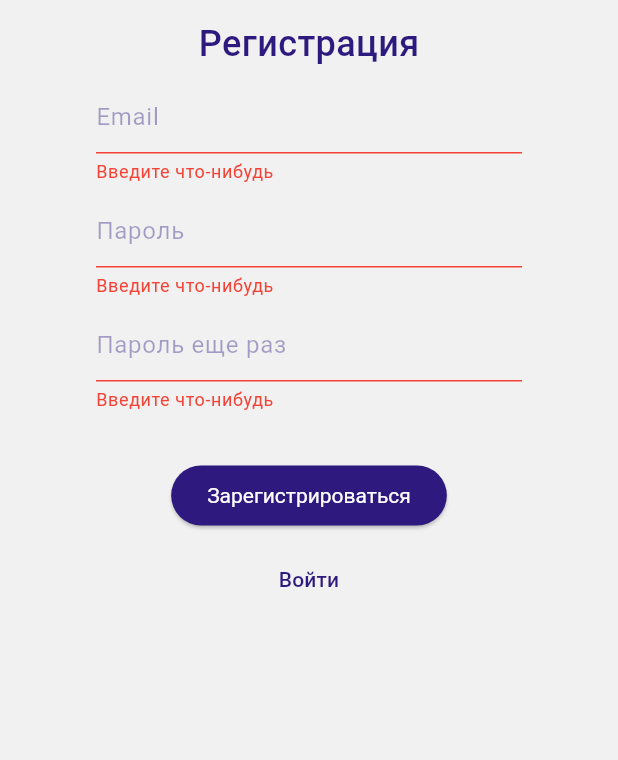
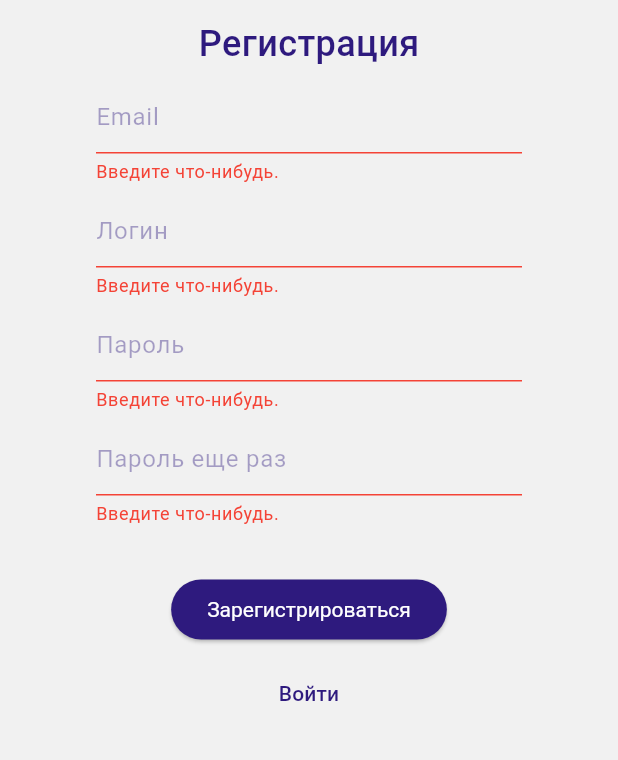
Before and after one commit to Lulu-fw01/guides-project, a Flutter app: the screen it shows after launch, after a tap on "Зарегистрироваться", on a phone screen of 412 x 824 dp, the part 121-881 px from its top. Run offline on Flutter 3.47's test engine with Material 2 defaults, Android fonts, the light colour scheme and no system bars; our stand-ins replace bloc, flutter_bloc, flutter_markdown, google_fonts, shared_preferences; missing offline and left inert: flutter_quill; accounts and stored records are empty; Roboto replaces fonts that are missing (roboto).

Commit message:
Login in sign up form

```diff
--- /dev/null
+++ b/guide_app/lib/features/auth/client/dto/sign_up_dto.dart
@@ -0,0 +1,15 @@
+import 'package:json_annotation/json_annotation.dart';
+
+part 'sign_up_dto.g.dart';
+
+/// Sign up dto.
+/// For code generation run  flutter pub run build_runner build --delete-conflicting-outputs.
+@JsonSerializable()
+class SignUpDto {
+  SignUpDto(this.login, this.email, this.password);
+  final String login;
+  final String email;
+  final String password;
+
+  Map<String, dynamic> toJson() => _$SignUpDtoToJson(this);
+}
--- a/guide_app/lib/features/auth/client/i_auth_client.dart
+++ b/guide_app/lib/features/auth/client/i_auth_client.dart
@@ -1,7 +1,8 @@
 import 'package:guide_app/features/auth/client/dto/auth_dto.dart';
+import 'package:guide_app/features/auth/client/dto/sign_up_dto.dart';
 import 'package:http/http.dart' as http;
 
 abstract class IAuthClient {
-  Future<http.Response> signUp(AuthDto dto);
+  Future<http.Response> signUp(SignUpDto dto);
   Future<http.Response> login(AuthDto dto);
 }
--- a/guide_app/lib/features/auth/cubit/auth_cubit.dart
+++ b/guide_app/lib/features/auth/cubit/auth_cubit.dart
@@ -31,9 +31,9 @@ class AuthCubit extends Cubit<AuthState> {
   }
 
   /// Sign up function.
-  void signUp(String email, String password) {
+  void signUp(String login, String email, String password) {
     emit(AuthLoadingState());
-    authRepository.signUp(email, password).then((token) {
+    authRepository.signUp(login, email, password).then((token) {
       debugPrint("Got token.");
       onSuccessAuth(email, token);
     }).catchError((e) {
--- a/guide_app/lib/features/auth/widget/sign_up.dart
+++ b/guide_app/lib/features/auth/widget/sign_up.dart
@@ -12,8 +12,7 @@ class SignUp extends StatefulWidget {
   const SignUp({super.key, this.onViewChange, this.onLoginClicked});
 
   final void Function(bool inputView)? onViewChange;
-    final void Function()? onLoginClicked;
-
+  final void Function()? onLoginClicked;
 
   @override
   SignUpState createState() => SignUpState();
@@ -32,6 +31,7 @@ class SignUpState extends State<SignUp> with ViewDependency {
   final _formKey = GlobalKey<FormState>();
 
   final _emailController = TextEditingController();
+  final _loginController = TextEditingController();
   final _passwordController = TextEditingController();
   final _password2Controller = TextEditingController();
 
@@ -57,6 +57,10 @@ class SignUpState extends State<SignUp> with ViewDependency {
             height: 8,
           ),
           _buildEmailInput(theme),
+          const SizedBox(
+            height: 8,
+          ),
+          _buildLoginInput(theme),
           const SizedBox(
             height: 8,
           ),
@@ -96,10 +100,10 @@ class SignUpState extends State<SignUp> with ViewDependency {
     return buildInput(theme, _loginFocus, 'Логин',
         keyboardType: TextInputType.name, validator: (value) {
       if (value == null || value == "") {
-        return "Введите что-нибудь";
+        return "Введите что-нибудь.";
       }
       return null;
-    });
+    }, controller: _loginController);
   }
 
   Widget _buildEmailInput(MainTheme theme) {
@@ -107,7 +111,7 @@ class SignUpState extends State<SignUp> with ViewDependency {
     return buildInput(theme, _emailFocus, 'Email',
         keyboardType: TextInputType.emailAddress, validator: (value) {
       if (value == null || value == "") {
-        return "Введите что-нибудь";
+        return "Введите что-нибудь.";
       }
       return null;
     }, controller: _emailController);
@@ -122,7 +126,10 @@ class SignUpState extends State<SignUp> with ViewDependency {
         autoCorrect: false, validator: (value) {
       // TODO add more.
       if (value == null || value == "") {
-        return "Введите что-нибудь";
+        return "Введите что-нибудь.";
+      }
+      if (value.length < 8) {
+        return "Длина пароля должны быть не меньше 8 символов.";
       }
       return null;
     }, controller: _passwordController);
@@ -136,7 +143,10 @@ class SignUpState extends State<SignUp> with ViewDependency {
         autoCorrect: false, validator: (value) {
       // TODO add more.
       if (value == null || value == "") {
-        return "Введите что-нибудь";
+        return "Введите что-нибудь.";
+      }
+      if (value != _passwordController.text) {
+        return "Пароли не совпадают.";
       }
       return null;
     }, controller: _password2Controller);
@@ -170,7 +180,8 @@ class SignUpState extends State<SignUp> with ViewDependency {
   void _onSignUpButtonClick(AuthCubit authCubit) {
     if (_formKey.currentState!.validate()) {
       debugPrint('signup clicked');
-      authCubit.signUp(_emailController.text, _passwordController.text);
+      authCubit.signUp(_loginController.text, _emailController.text,
+          _passwordController.text);
     }
   }
 }
--- a/guide_app/pubspec.yaml
+++ b/guide_app/pubspec.yaml
@@ -37,7 +37,7 @@ dependencies:
   # Use with the CupertinoIcons class for iOS style icons.
   cupertino_icons: ^1.0.2
   bloc: ^8.1.0
-  flutter_bloc: ^8.1.1
+  flutter_bloc: ^8.1.2
   google_fonts: ^3.0.1
   provider: ^6.0.5
   flutter_markdown: ^0.6.13
```
Also changed, not shown: guide_app/lib/features/auth/client/auth_client.dart (+10 -1 lines), guide_app/lib/features/auth/mixin/exception_response_mixin.dart (+6 -7 lines), guide_app/lib/features/auth/repository/auth_repository.dart (+7 -6 lines), guide_app/lib/features/auth/repository/i_auth_repository.dart (+5 -2 lines), guide_app/lib/features/auth/client/dto/sign_up_dto.g.dart (added), guide_app/pubspec.lock.
